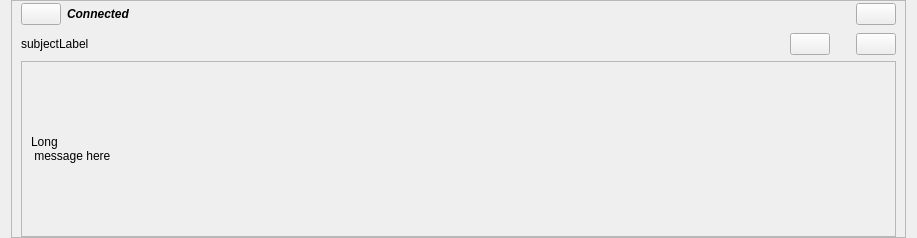
The window that retroshare-gui/src/gui/feeds/ChanMsgItem.ui (RetroShare/RetroShare) describes before a commit, drawn with Qt 5.
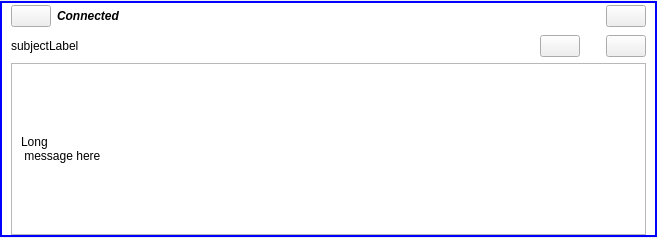
The same window after the commit. Icons and pictures are not drawn.

Commit message: set for News Feed items background,border stylesheets

```diff
--- a/retroshare-gui/src/gui/feeds/ChanMsgItem.ui
+++ b/retroshare-gui/src/gui/feeds/ChanMsgItem.ui
@@ -1,33 +1,43 @@
 <ui version="4.0" >
  <class>ChanMsgItem</class>
- <widget class="QWidget" name="ChanMsgItem" >
-  <property name="geometry" >
+ <widget class="QWidget" name="ChanMsgItem">
+  <property name="geometry">
    <rect>
     <x>0</x>
     <y>0</y>
-    <width>917</width>
+    <width>657</width>
     <height>238</height>
    </rect>
   </property>
   <property name="windowTitle" >
    <string>Form</string>
   </property>
-  <layout class="QGridLayout" >
-   <property name="topMargin" >
+  <layout class="QGridLayout">
+   <property name="leftMargin">
     <number>0</number>
    </property>
-   <property name="bottomMargin" >
+   <property name="topMargin">
+    <number>1</number>
+   </property>
+   <property name="rightMargin">
     <number>0</number>
    </property>
-   <item row="0" column="0" >
-    <widget class="QFrame" name="frame" >
-     <property name="sizePolicy" >
-      <sizepolicy vsizetype="Preferred" hsizetype="Expanding" >
+   <property name="bottomMargin">
+    <number>1</number>
+   </property>
+   <item row="0" column="0">
+    <widget class="QFrame" name="frame">
+     <property name="sizePolicy">
+      <sizepolicy hsizetype="Expanding" vsizetype="Preferred">
        <horstretch>0</horstretch>
        <verstretch>0</verstretch>
       </sizepolicy>
      </property>
-     <property name="frameShape" >
+     <property name="styleSheet">
+      <string notr="true">QFrame#frame{border: 2px solid blue;
+background: white;}</string>
+     </property>
+     <property name="frameShape">
       <enum>QFrame::StyledPanel</enum>
      </property>
      <property name="frameShadow" >
```
Left out of the diff: 138 changed lines with no effect on the pictures. The commit also changes 4 other files.
